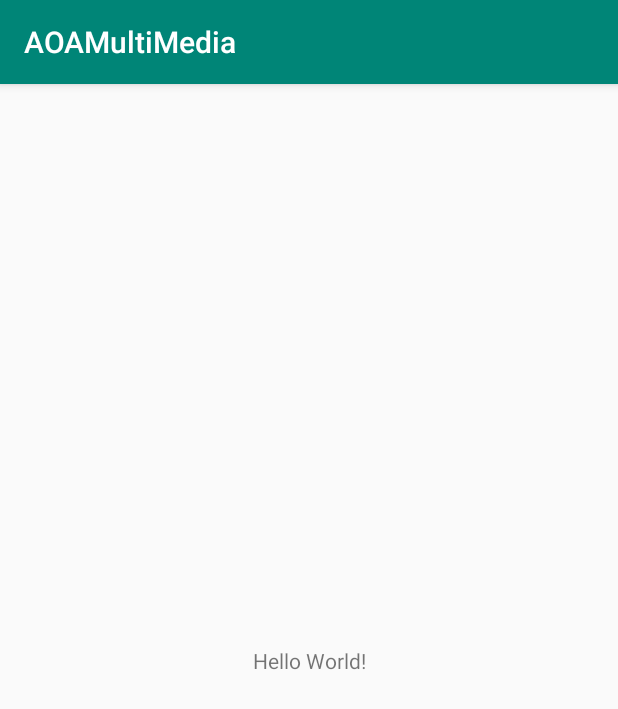
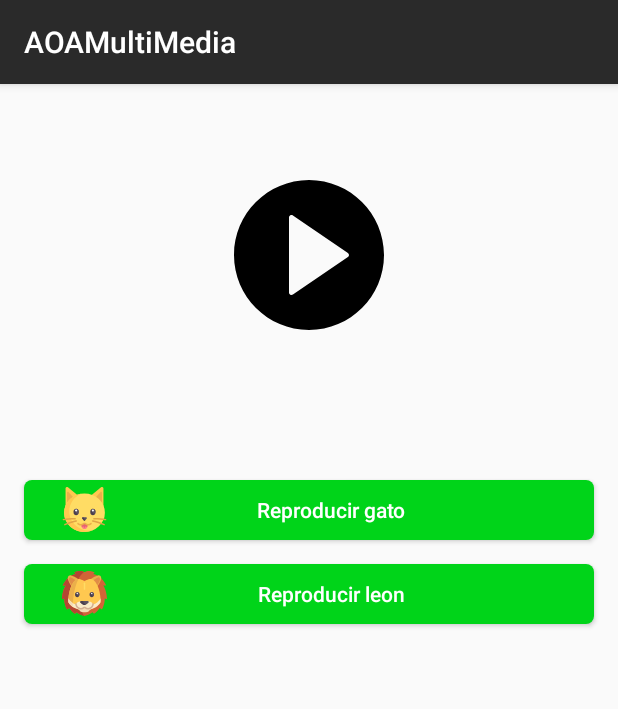
Before and after one commit to ArgelOrtiz/Animal_MultiMedia, an Android app: the screen it shows after launch (MainActivity), on a phone screen of 412 x 824 dp. Shown: the top 709 px of the screen. Run offline under Robolectric (Android 15) with nearby library versions, the light colour scheme and no system bars.

Commit message:
(Droid):MediaPlayer implemented

```diff
--- a/app/src/main/java/com/tec/aoamultimedia/MainActivity.java
+++ b/app/src/main/java/com/tec/aoamultimedia/MainActivity.java
@@ -2,7 +2,10 @@ package com.tec.aoamultimedia;
 
 import androidx.appcompat.app.AppCompatActivity;
 
+import android.media.MediaPlayer;
 import android.os.Bundle;
+import android.view.View;
+import android.widget.Button;
 
 public class MainActivity extends AppCompatActivity {
 
@@ -10,5 +13,29 @@ public class MainActivity extends AppCompatActivity {
     protected void onCreate(Bundle savedInstanceState) {
         super.onCreate(savedInstanceState);
         setContentView(R.layout.activity_main);
+
+        initComponents();
+    }
+
+    private void initComponents(){
+        Button catButton    = findViewById(R.id.catMainButton);
+        Button lionButton   = findViewById(R.id.lionMainButton);
+
+        catButton.setOnClickListener(new View.OnClickListener() {
+            @Override
+            public void onClick(View v) {
+                MediaPlayer mp  = MediaPlayer.create(getApplicationContext(),R.raw.gato);
+                mp.start();
+
+            }
+        });
+
+        lionButton.setOnClickListener(new View.OnClickListener() {
+            @Override
+            public void onClick(View v) {
+                MediaPlayer mp  = MediaPlayer.create(getApplicationContext(),R.raw.leon);
+                mp.start();
+            }
+        });
     }
 }
--- /dev/null
+++ b/app/src/main/res/drawable/button_rounded.xml
@@ -0,0 +1,9 @@
+<?xml version="1.0" encoding="utf-8"?>
+<selector xmlns:android="http://schemas.android.com/apk/res/android" >
+    <item >
+        <shape android:shape="rectangle"  >
+            <corners android:radius="5dp" />
+            <solid android:color="@color/colorAccent" />
+        </shape>
+    </item>
+</selector>
--- a/app/src/main/res/drawable/ic_cat.xml
+++ b/app/src/main/res/drawable/ic_cat.xml
@@ -1,6 +1,7 @@
 <vector xmlns:android="http://schemas.android.com/apk/res/android"
-    android:width="512dp"
-    android:height="512dp"
+    android:width="30dp"
+    android:height="30dp
+"
     android:viewportWidth="512"
     android:viewportHeight="512">
   <path
--- a/app/src/main/res/drawable/ic_lion.xml
+++ b/app/src/main/res/drawable/ic_lion.xml
@@ -1,6 +1,6 @@
 <vector xmlns:android="http://schemas.android.com/apk/res/android"
-    android:width="512.001dp"
-    android:height="512.001dp"
+    android:width="30dp"
+    android:height="30dp"
     android:viewportWidth="512.001"
     android:viewportHeight="512.001">
   <path
--- a/app/src/main/res/layout/activity_main.xml
+++ b/app/src/main/res/layout/activity_main.xml
@@ -6,13 +6,51 @@
     android:layout_height="match_parent"
     tools:context=".MainActivity">
 
-    <TextView
-        android:layout_width="wrap_content"
-        android:layout_height="wrap_content"
-        android:text="Hello World!"
-        app:layout_constraintBottom_toBottomOf="parent"
-        app:layout_constraintLeft_toLeftOf="parent"
-        app:layout_constraintRight_toRightOf="parent"
+    <ImageView
+        android:id="@+id/imageView"
+        android:layout_width="100dp"
+        android:layout_height="100dp"
+        android:layout_marginStart="8dp"
+        android:layout_marginTop="64dp"
+        android:layout_marginEnd="8dp"
+        android:src="@drawable/ic_play_button"
+        app:layout_constraintEnd_toEndOf="parent"
+        app:layout_constraintStart_toStartOf="parent"
         app:layout_constraintTop_toTopOf="parent" />
 
+    <Button
+        android:id="@+id/catMainButton"
+        android:layout_width="match_parent"
+        android:layout_height="40dp"
+        android:layout_marginStart="16dp"
+        android:layout_marginTop="100dp"
+        android:layout_marginEnd="16dp"
+        android:background="@drawable/button_rounded"
+        android:drawableLeft="@drawable/ic_cat"
+        android:paddingHorizontal="25dp"
+        android:text="Reproducir gato"
+        android:textAllCaps="false"
+        android:textColor="@color/colorWhite"
+        app:layout_constraintEnd_toEndOf="parent"
+        app:layout_constraintStart_toStartOf="parent"
+        app:layout_constraintTop_toBottomOf="@+id/imageView" />
+
+    <Button
+        android:id="@+id/lionMainButton"
+        android:layout_width="match_parent"
+        android:layout_height="40dp"
+        android:layout_marginStart="16dp"
+        android:layout_marginTop="16dp"
+        android:layout_marginEnd="16dp"
+        android:background="@drawable/button_rounded"
+        android:drawableLeft="@drawable/ic_lion"
+        android:paddingHorizontal="25sp"
+        android:text="Reproducir leon"
+        android:textAllCaps="false"
+        android:textColor="@color/colorWhite"
+        app:layout_constraintEnd_toEndOf="parent"
+        app:layout_constraintStart_toStartOf="parent"
+        app:layout_constraintTop_toBottomOf="@+id/catMainButton" />
+
+
 </androidx.constraintlayout.widget.ConstraintLayout>
--- a/app/src/main/res/values/colors.xml
+++ b/app/src/main/res/values/colors.xml
@@ -1,6 +1,9 @@
 <?xml version="1.0" encoding="utf-8"?>
 <resources>
-    <color name="colorPrimary">#008577</color>
-    <color name="colorPrimaryDark">#00574B</color>
-    <color name="colorAccent">#D81B60</color>
+    <color name="colorPrimary">#2A2A2A</color>
+    <color name="colorPrimaryDark">#171717</color>
+    <color name="colorAccent">#00D419</color>
+    <color name="colorWhite">#FFFFFF</color>
+    <color name="colorRed">#D40000</color>
+    <color name="colorBackground">#EDEDED</color>
 </resources>
```
